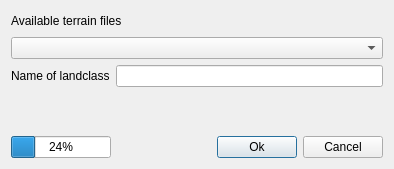
Qt form modules/slope_ui.ui (Chrismarsh/CRHM-tools) before a commit.
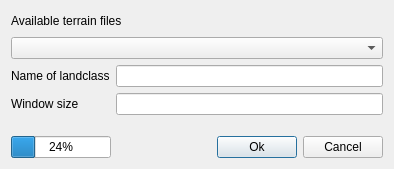
The same form after that commit.

Commit message: Added option to select window size for slope and aspect

Diff of the .ui file:
```diff
--- a/modules/slope_ui.ui
+++ b/modules/slope_ui.ui
@@ -60,6 +60,16 @@
      <item row="0" column="1">
       <widget class="QLineEdit" name="edit_name"/>
      </item>
+     <item row="1" column="1">
+      <widget class="QLineEdit" name="radiusLineEdit"/>
+     </item>
+     <item row="1" column="0">
+      <widget class="QLabel" name="label_2">
+       <property name="text">
+        <string>Window size</string>
+       </property>
+      </widget>
+     </item>
     </layout>
    </item>
    <item>
```
The commit also changes 3 other files.
